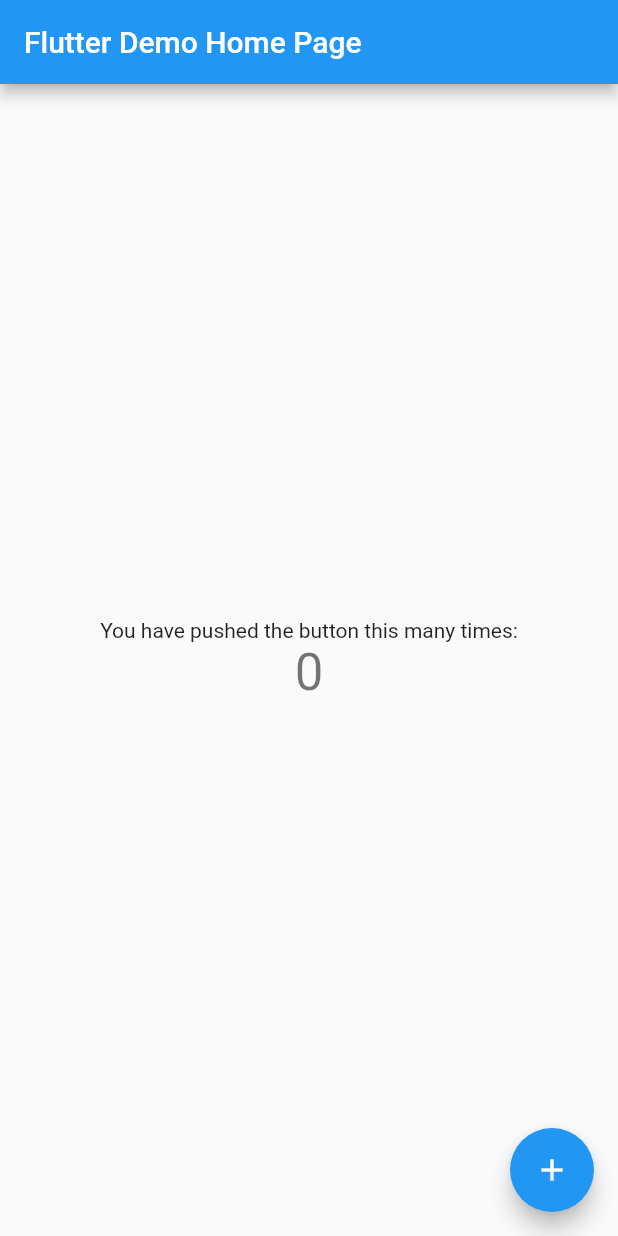
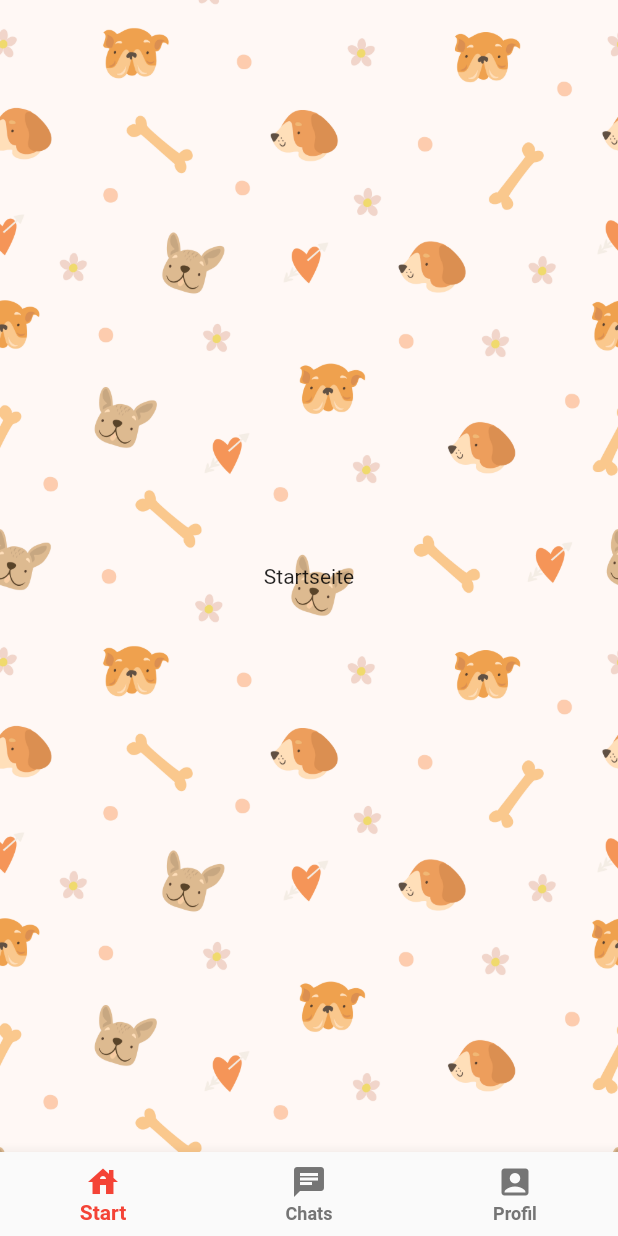
Before and after one commit to XardasDark/who_lets_my_dog_out, a Flutter app: the screen it shows after launch, on a phone screen of 412 x 824 dp. Run offline on Flutter 3.47's test engine with Material 2 defaults, Android fonts, the phone set to English and light mode, and no system bars.

Commit message:
Added chat and homepage and a background img

```diff
--- a/who_lets_my_dog_out_frontend/lib/main.dart
+++ b/who_lets_my_dog_out_frontend/lib/main.dart
@@ -1,4 +1,5 @@
 import 'package:flutter/material.dart';
+import 'screens/homePage.dart';
 
 void main() {
   runApp(const MyApp());
@@ -7,109 +8,15 @@
 class MyApp extends StatelessWidget {
   const MyApp({Key? key}) : super(key: key);
 
-  // This widget is the root of your application.
   @override
   Widget build(BuildContext context) {
     return MaterialApp(
-      title: 'Flutter Demo',
+      title: 'Who Lets My Dog Out?',
       theme: ThemeData(
-        // This is the theme of your application.
-        //
-        // Try running your application with "flutter run". You'll see the
-        // application has a blue toolbar. Then, without quitting the app, try
-        // changing the primarySwatch below to Colors.green and then invoke
-        // "hot reload" (press "r" in the console where you ran "flutter run",
-        // or simply save your changes to "hot reload" in a Flutter IDE).
-        // Notice that the counter didn't reset back to zero; the application
-        // is not restarted.
         primarySwatch: Colors.blue,
       ),
-      home: const MyHomePage(title: 'Flutter Demo Home Page'),
+      debugShowCheckedModeBanner: false,
+      home: const HomePage(),
     );
   }
 }
-
-class MyHomePage extends StatefulWidget {
-  const MyHomePage({Key? key, required this.title}) : super(key: key);
-
-  // This widget is the home page of your application. It is stateful, meaning
-  // that it has a State object (defined below) that contains fields that affect
-  // how it looks.
-
-  // This class is the configuration for the state. It holds the values (in this
-  // case the title) provided by the parent (in this case the App widget) and
-  // used by the build method of the State. Fields in a Widget subclass are
-  // always marked "final".
-
-  final String title;
-
-  @override
-  State<MyHomePage> createState() => _MyHomePageState();
-}
-
-class _MyHomePageState extends State<MyHomePage> {
-  int _counter = 0;
-
-  void _incrementCounter() {
-    setState(() {
-      // This call to setState tells the Flutter framework that something has
-      // changed in this State, which causes it to rerun the build method below
-      // so that the display can reflect the updated values. If we changed
-      // _counter without calling setState(), then the build method would not be
-      // called again, and so nothing would appear to happen.
-      _counter++;
-    });
-  }
-
-  @override
-  Widget build(BuildContext context) {
-    // This method is rerun every time setState is called, for instance as done
-    // by the _incrementCounter method above.
-    //
-    // The Flutter framework has been optimized to make rerunning build methods
-    // fast, so that you can just rebuild anything that needs updating rather
-    // than having to individually change instances of widgets.
-    return Scaffold(
-      appBar: AppBar(
-        // Here we take the value from the MyHomePage object that was created by
-        // the App.build method, and use it to set our appbar title.
-        title: Text(widget.title),
-      ),
-      body: Center(
-        // Center is a layout widget. It takes a single child and positions it
-        // in the middle of the parent.
-        child: Column(
-          // Column is also a layout widget. It takes a list of children and
-          // arranges them vertically. By default, it sizes itself to fit its
-          // children horizontally, and tries to be as tall as its parent.
-          //
-          // Invoke "debug painting" (press "p" in the console, choose the
-          // "Toggle Debug Paint" action from the Flutter Inspector in Android
-          // Studio, or the "Toggle Debug Paint" command in Visual Studio Code)
-          // to see the wireframe for each widget.
-          //
-          // Column has various properties to control how it sizes itself and
-          // how it positions its children. Here we use mainAxisAlignment to
-          // center the children vertically; the main axis here is the vertical
-          // axis because Columns are vertical (the cross axis would be
-          // horizontal).
-          mainAxisAlignment: MainAxisAlignment.center,
-          children: <Widget>[
-            const Text(
-              'You have pushed the button this many times:',
-            ),
-            Text(
-              '$_counter',
-              style: Theme.of(context).textTheme.headline4,
-            ),
-          ],
-        ),
-      ),
-      floatingActionButton: FloatingActionButton(
-        onPressed: _incrementCounter,
-        tooltip: 'Increment',
-        child: const Icon(Icons.add),
-      ), // This trailing comma makes auto-formatting nicer for build methods.
-    );
-  }
-}
--- /dev/null
+++ b/who_lets_my_dog_out_frontend/lib/screens/homePage.dart
@@ -0,0 +1,40 @@
+import 'package:flutter/material.dart';
+
+class HomePage extends StatelessWidget {
+  const HomePage({Key? key}) : super(key: key);
+
+  @override
+  Widget build(BuildContext context) {
+    return Scaffold(
+      body: Container(
+        decoration: const BoxDecoration(
+            image: DecorationImage(
+          repeat: ImageRepeat.repeat,
+          image: AssetImage('assets/background.jpg'),
+        )),
+        child: const Center(child: Text("Startseite")),
+      ),
+      bottomNavigationBar: BottomNavigationBar(
+        selectedItemColor: Colors.red,
+        unselectedItemColor: Colors.grey.shade600,
+        selectedLabelStyle: const TextStyle(fontWeight: FontWeight.w600),
+        unselectedLabelStyle: const TextStyle(fontWeight: FontWeight.w600),
+        type: BottomNavigationBarType.fixed,
+        items: const [
+          BottomNavigationBarItem(
+            icon: Icon(Icons.house),
+            label: "Start",
+          ),
+          BottomNavigationBarItem(
+            icon: Icon(Icons.chat),
+            label: "Chats",
+          ),
+          BottomNavigationBarItem(
+            icon: Icon(Icons.account_box),
+            label: "Profil",
+          ),
+        ],
+      ),
+    );
+  }
+}
--- a/who_lets_my_dog_out_frontend/pubspec.yaml
+++ b/who_lets_my_dog_out_frontend/pubspec.yaml
@@ -29,6 +29,7 @@
 dependencies:
   flutter:
     sdk: flutter
+  splashscreen: ^1.3.5
 
 
   # The following adds the Cupertino Icons font to your application.
@@ -58,9 +59,8 @@
   uses-material-design: true
 
   # To add assets to your application, add an assets section, like this:
-  # assets:
-  #   - images/a_dot_burr.jpeg
-  #   - images/a_dot_ham.jpeg
+  assets:
+    - assets/background.jpg
 
   # An image asset can refer to one or more resolution-specific "variants", see
   # https://flutter.dev/assets-and-images/#resolution-aware.
```
Also changed, not shown: who_lets_my_dog_out_frontend/lib/screens/chatPage.dart (added, +63 -0 lines), who_lets_my_dog_out_frontend/assets/background.jpg (added).
